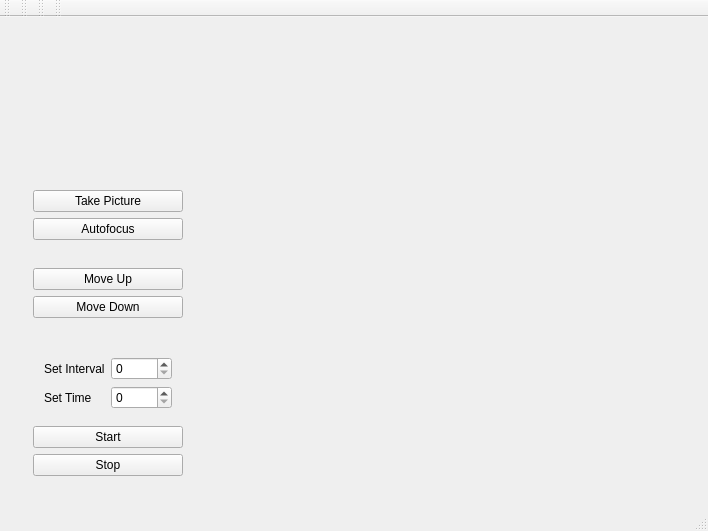
The window that gui.ui (malgorzatakim/robotchem) describes before a commit, drawn with Qt 5.
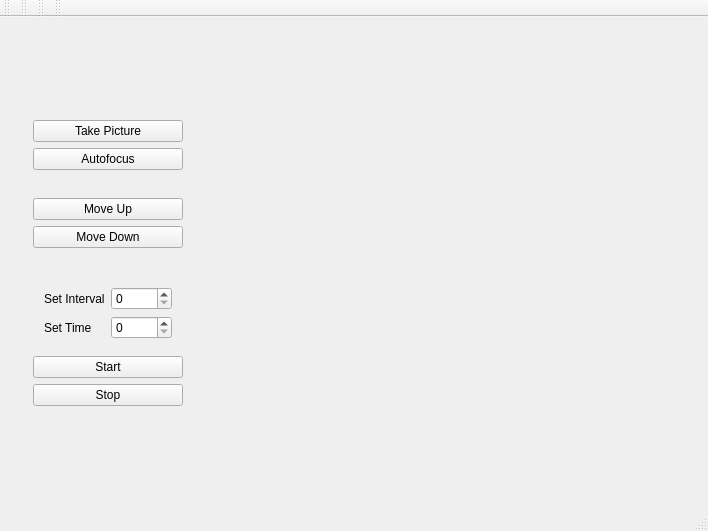
The same window after the commit.

Commit message: fixed display for large pics + GUI modifications

The edit to the form file:
```diff
--- a/gui.ui
+++ b/gui.ui
@@ -125,6 +125,19 @@
          </layout>
         </widget>
        </item>
+       <item>
+        <spacer name="verticalSpacer_2">
+         <property name="orientation">
+          <enum>Qt::Vertical</enum>
+         </property>
+         <property name="sizeHint" stdset="0">
+          <size>
+           <width>20</width>
+           <height>40</height>
+          </size>
+         </property>
+        </spacer>
+       </item>
       </layout>
      </widget>
     </item>
```
The commit also changes 3 other files.
